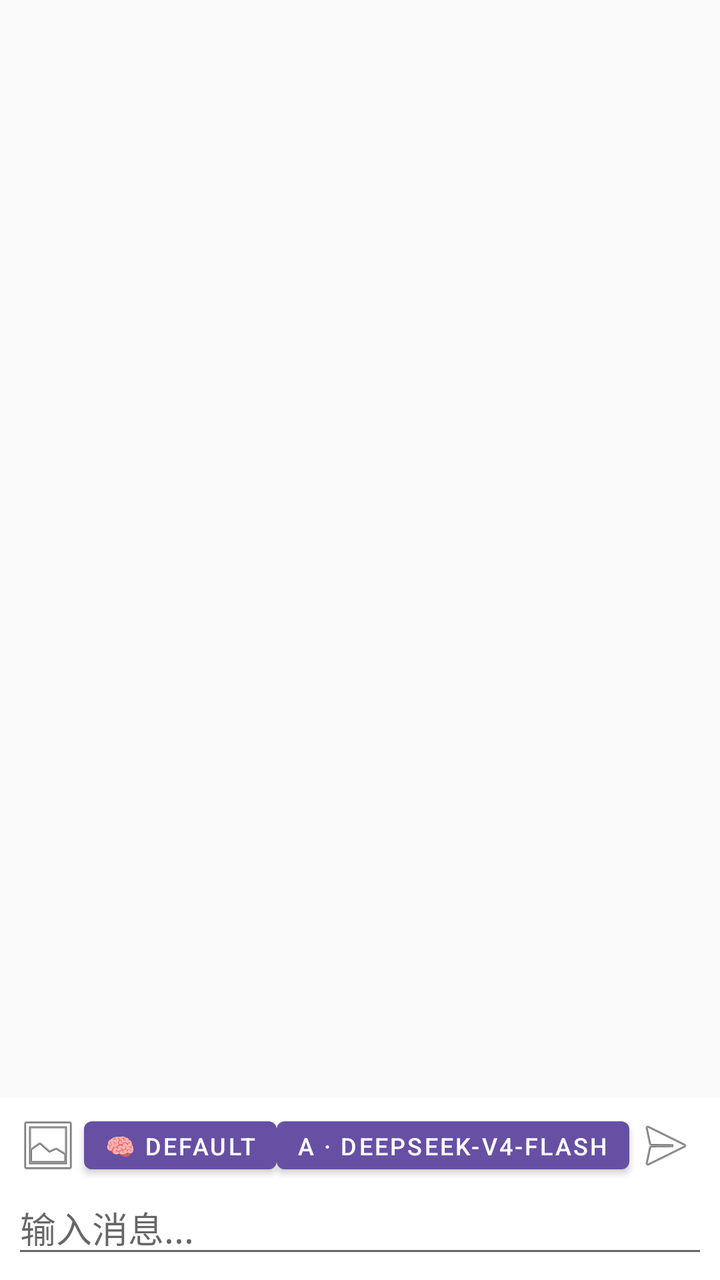
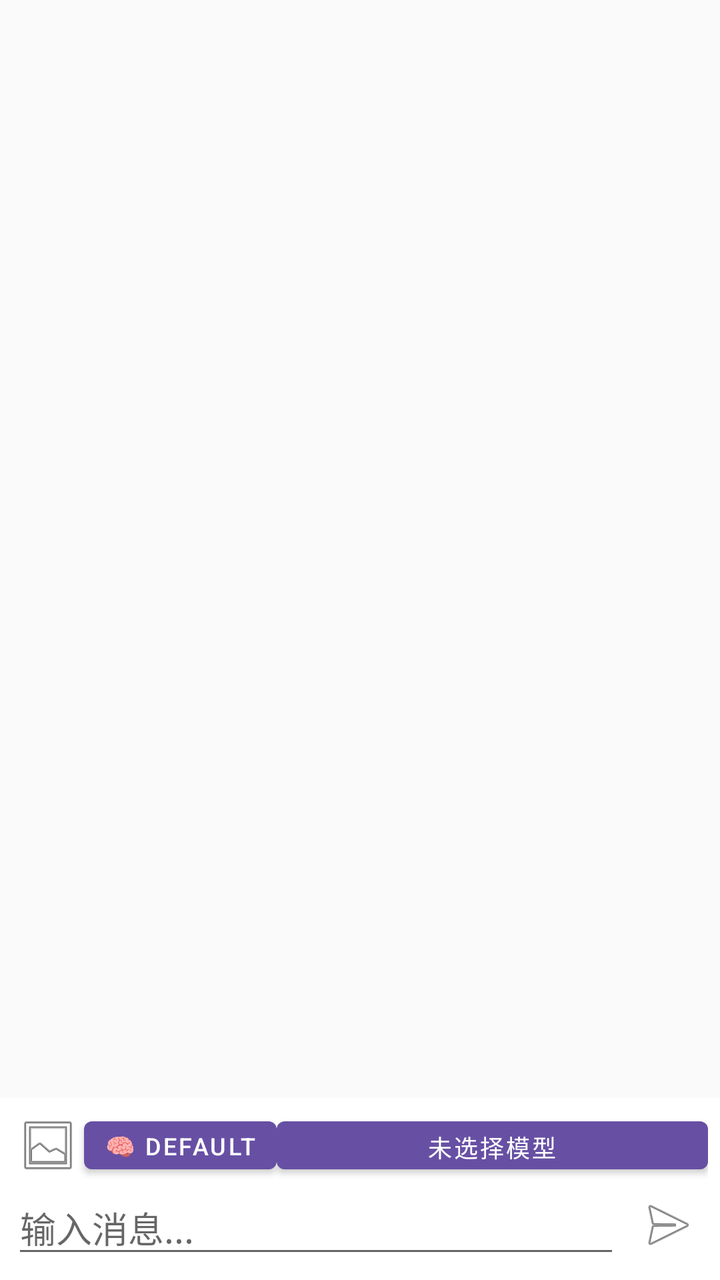

Before-and-after screenshots of an Android layout around one commit, followed by the original layout XML and the change that was made.
<!-- AndroidManifest.xml: application theme Theme.numAi5 -->
<!-- res/layout/activity_main.xml -->
<?xml version="1.0" encoding="utf-8"?>
<LinearLayout xmlns:android="http://schemas.android.com/apk/res/android"
    android:layout_width="match_parent"
    android:layout_height="match_parent"
    android:orientation="vertical">

    <androidx.recyclerview.widget.RecyclerView
        android:id="@+id/messageList"
        android:layout_width="match_parent"
        android:layout_height="0dp"
        android:layout_weight="1"
        android:clipToPadding="false"
        android:padding="8dp"
        android:scrollbars="vertical" />

    <LinearLayout
        android:id="@+id/inputBar"
        android:layout_width="match_parent"
        android:layout_height="wrap_content"
        android:orientation="vertical"
        android:background="#FFFFFFFF"
        android:padding="6dp">

        <LinearLayout
            android:layout_width="match_parent"
            android:layout_height="wrap_content"
            android:orientation="horizontal"
            android:gravity="center_vertical">

            <ImageButton
                android:id="@+id/btnImage"
                android:layout_width="36dp"
                android:layout_height="36dp"
                android:background="?android:attr/selectableItemBackground"
                android:contentDescription="@string/attach_image"
                android:src="@android:drawable/ic_menu_gallery" />

            <Button
                android:id="@+id/btnThinking"
                android:layout_width="wrap_content"
                android:layout_height="36dp"
                android:minWidth="0dp"
                android:paddingStart="10dp"
                android:paddingEnd="10dp"
                android:text="🧠 Default"
                android:textSize="12sp" />

            <Button
                android:id="@+id/btnModel"
                android:layout_width="wrap_content"
                android:layout_height="36dp"
                android:minWidth="0dp"
                android:paddingStart="10dp"
                android:paddingEnd="10dp"
                android:text="A · deepseek-v4-flash"
                android:textSize="12sp"
                android:ellipsize="end"
                android:maxLines="1" />

            <ImageButton
                android:id="@+id/btnSend"
                android:layout_width="36dp"
                android:layout_height="36dp"
                android:background="?android:attr/selectableItemBackground"
                android:contentDescription="@string/send"
                android:src="@android:drawable/ic_menu_send" />
        </LinearLayout>

        <LinearLayout
            android:layout_width="match_parent"
            android:layout_height="wrap_content"
            android:orientation="horizontal"
            android:gravity="center_vertical">

            <TextView
                android:id="@+id/btnRemoveImage"
                android:layout_width="wrap_content"
                android:layout_height="32dp"
                android:gravity="center"
                android:paddingStart="6dp"
                android:paddingEnd="6dp"
                android:visibility="gone"
                android:textColor="@color/text_meta"
                android:textSize="12sp"
                android:background="?android:attr/selectableItemBackground" />

            <EditText
                android:id="@+id/inputText"
                android:layout_width="0dp"
                android:layout_height="wrap_content"
                android:layout_weight="1"
                android:hint="@string/hint_input"
                android:imeOptions="actionSend"
                android:inputType="textMultiLine|textCapSentences"
                android:maxLines="4" />
        </LinearLayout>
    </LinearLayout>
</LinearLayout>
<!-- resources referenced by this layout -->
<resources>
  <color name="text_meta">#FF888888</color>
  <string name="attach_image">图片</string>
  <string name="hint_input">输入消息...</string>
  <string name="send">发送</string>
  <style name="Theme.numAi5" parent="Theme.MaterialComponents.Light.DarkActionBar">
          <item name="colorPrimary">@color/primary</item>
          <item name="colorPrimaryDark">@color/primary_dark</item>
          <item name="colorAccent">@color/accent</item>
          <item name="android:windowBackground">@color/bg_chat</item>
      </style>
  <color name="primary">#FF6750A4</color>
  <color name="primary_dark">#FF4F3C7C</color>
  <color name="accent">#FF03DAC6</color>
  <color name="bg_chat">#FFFAFAFA</color>
</resources>

<!-- the commit's change to res/layout/activity_main.xml (unified diff, before → after) -->
@@ -21,7 +21,9 @@
         android:background="#FFFFFFFF"
         android:padding="6dp">
 
+        
         <LinearLayout
+            android:id="@+id/toolBar"
             android:layout_width="match_parent"
             android:layout_height="wrap_content"
             android:orientation="horizontal"
@@ -42,30 +44,24 @@
                 android:minWidth="0dp"
                 android:paddingStart="10dp"
                 android:paddingEnd="10dp"
-                android:text="🧠 Default"
+                android:text="@string/thinking_default_label"
                 android:textSize="12sp" />
 
             <Button
                 android:id="@+id/btnModel"
-                android:layout_width="wrap_content"
+                android:layout_width="0dp"
                 android:layout_height="36dp"
+                android:layout_weight="1"
                 android:minWidth="0dp"
                 android:paddingStart="10dp"
                 android:paddingEnd="10dp"
-                android:text="A · deepseek-v4-flash"
+                android:text="@string/model_not_selected"
                 android:textSize="12sp"
                 android:ellipsize="end"
                 android:maxLines="1" />
-
-            <ImageButton
-                android:id="@+id/btnSend"
-                android:layout_width="36dp"
-                android:layout_height="36dp"
-                android:background="?android:attr/selectableItemBackground"
-                android:contentDescription="@string/send"
-                android:src="@android:drawable/ic_menu_send" />
         </LinearLayout>
 
+        
         <LinearLayout
             android:layout_width="match_parent"
             android:layout_height="wrap_content"
@@ -93,6 +89,16 @@
                 android:imeOptions="actionSend"
                 android:inputType="textMultiLine|textCapSentences"
                 android:maxLines="4" />
+
+            <ImageButton
+                android:id="@+id/btnSend"
+                android:layout_width="40dp"
+                android:layout_height="40dp"
+                android:layout_marginStart="4dp"
+                android:background="?android:attr/selectableItemBackground"
+                android:contentDescription="@string/send"
+                android:scaleType="centerInside"
+                android:src="@android:drawable/ic_menu_send" />
         </LinearLayout>
     </LinearLayout>
 </LinearLayout>
<!-- resource entries referenced after the edit -->
@@ -3,7 +3,9 @@
   <color name="text_meta">#FF888888</color>
   <string name="attach_image">图片</string>
   <string name="hint_input">输入消息...</string>
+  <string name="model_not_selected">未选择模型</string>
   <string name="send">发送</string>
+  <string name="thinking_default_label">🧠 Default</string>
   <style name="Theme.numAi5" parent="Theme.MaterialComponents.Light.DarkActionBar">
           <item name="colorPrimary">@color/primary</item>
           <item name="colorPrimaryDark">@color/primary_dark</item>
